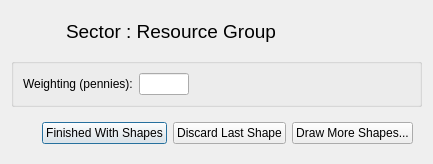
First picture: the form in oom_cobi_loreto/Interview/drawresgroup.ui, repository Ecotrust/openoceanmap-desktop, before the edit.
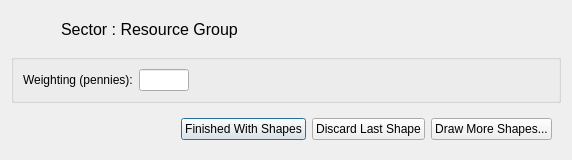
Second picture: the form after the edit.

Patch:
```diff
--- a/oom_cobi_loreto/Interview/drawresgroup.ui
+++ b/oom_cobi_loreto/Interview/drawresgroup.ui
@@ -6,7 +6,7 @@
    <rect>
     <x>0</x>
     <y>0</y>
-    <width>433</width>
+    <width>572</width>
     <height>157</height>
    </rect>
   </property>
@@ -27,13 +27,13 @@
         </property>
         <property name="maximumSize" >
          <size>
-          <width>300</width>
+          <width>450</width>
           <height>16777215</height>
          </size>
         </property>
         <property name="font" >
          <font>
-          <pointsize>14</pointsize>
+          <pointsize>12</pointsize>
          </font>
         </property>
         <property name="text" >
```
